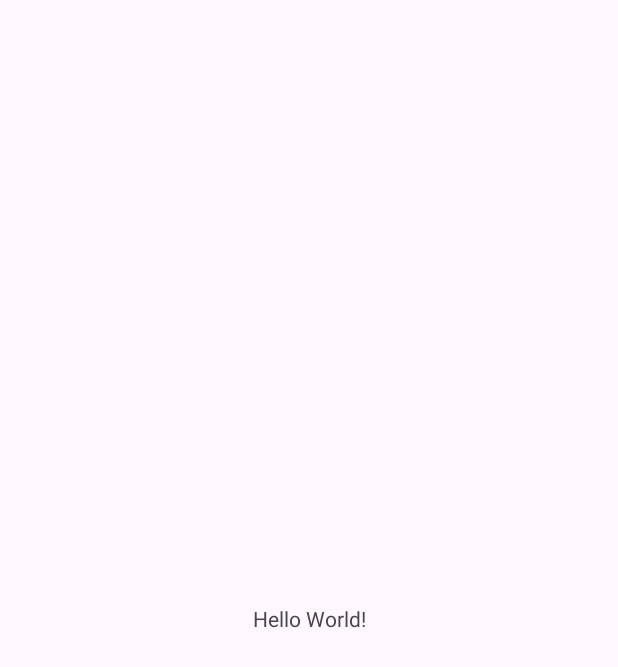
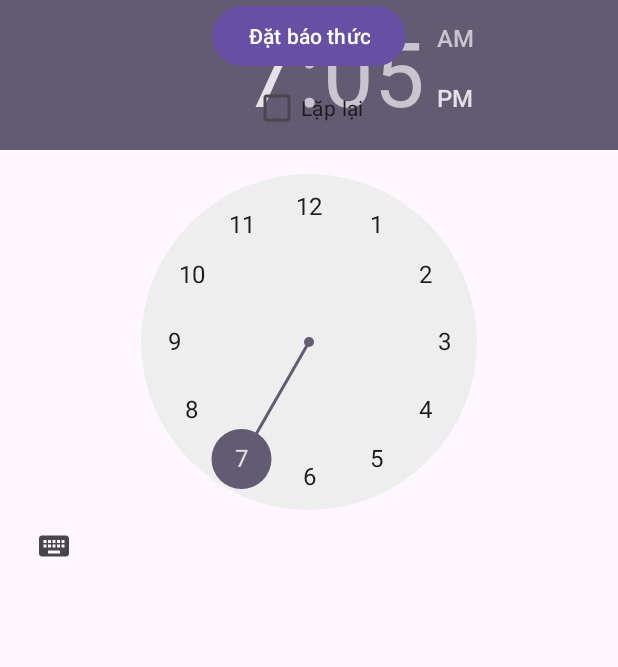
Before and after one commit to TienDung2002/AlarmApp, an Android app: the screen it shows after launch (MainActivity), on a phone screen of 412 x 824 dp. Before the commit the part shown is almost empty. Shown: the top 667 px of the screen. Run offline under Robolectric (Android 15) with nearby library versions, the light colour scheme and no system bars.

Commit message:
commit
commit

```diff
--- a/app/src/main/res/layout/activity_main.xml
+++ b/app/src/main/res/layout/activity_main.xml
@@ -1,18 +1,32 @@
 <?xml version="1.0" encoding="utf-8"?>
-<androidx.constraintlayout.widget.ConstraintLayout xmlns:android="http://schemas.android.com/apk/res/android"
+<RelativeLayout xmlns:android="http://schemas.android.com/apk/res/android"
     xmlns:app="http://schemas.android.com/apk/res-auto"
     xmlns:tools="http://schemas.android.com/tools"
     android:layout_width="match_parent"
     android:layout_height="match_parent"
     tools:context=".MainActivity">
 
-    <TextView
+    <TimePicker
+        android:id="@+id/timepickerID"
         android:layout_width="wrap_content"
-        android:layout_height="wrap_content"
-        android:text="Hello World!"
-        app:layout_constraintBottom_toBottomOf="parent"
-        app:layout_constraintEnd_toEndOf="parent"
-        app:layout_constraintStart_toStartOf="parent"
-        app:layout_constraintTop_toTopOf="parent" />
+        android:layout_height="wrap_content"/>
 
-</androidx.constraintlayout.widget.ConstraintLayout>
+    <RelativeLayout
+        android:layout_width="match_parent"
+        android:layout_height="wrap_content">
+        <CheckBox
+            android:id="@+id/repeatCheckbox"
+            android:layout_width="wrap_content"
+            android:layout_height="wrap_content"
+            android:text="Lặp lại"
+            android:layout_below="@+id/setAlarmButton"
+            android:layout_centerHorizontal="true"/>
+
+        <Button
+            android:id="@+id/setAlarmButton"
+            android:layout_width="wrap_content"
+            android:layout_height="wrap_content"
+            android:text="Đặt báo thức"
+            android:layout_centerHorizontal="true"/>
+    </RelativeLayout>
+</RelativeLayout>
```
